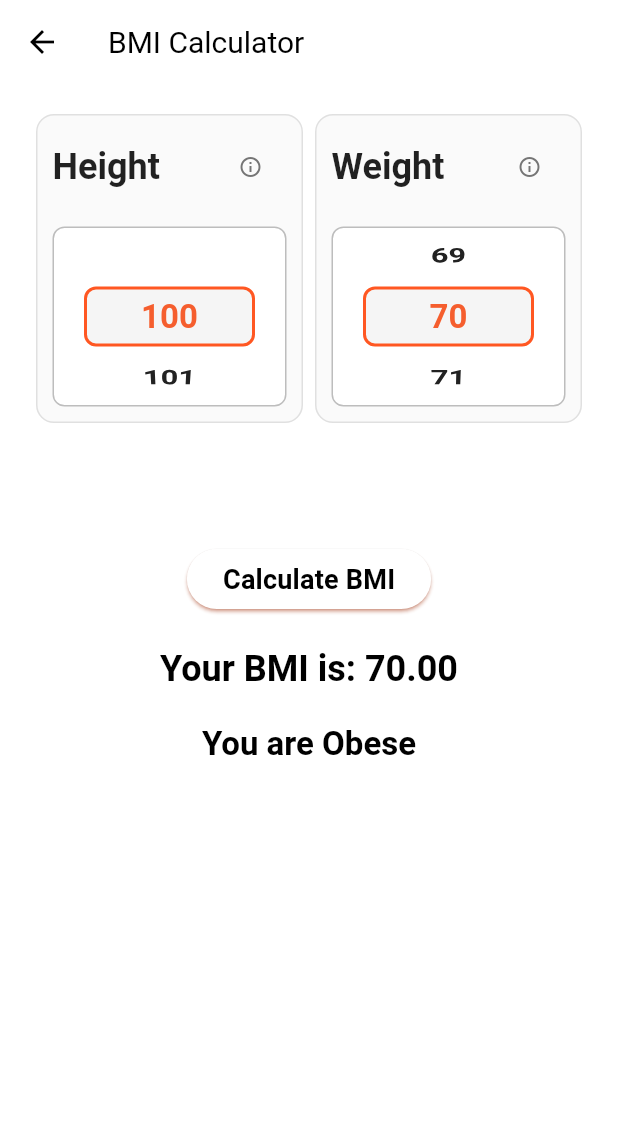
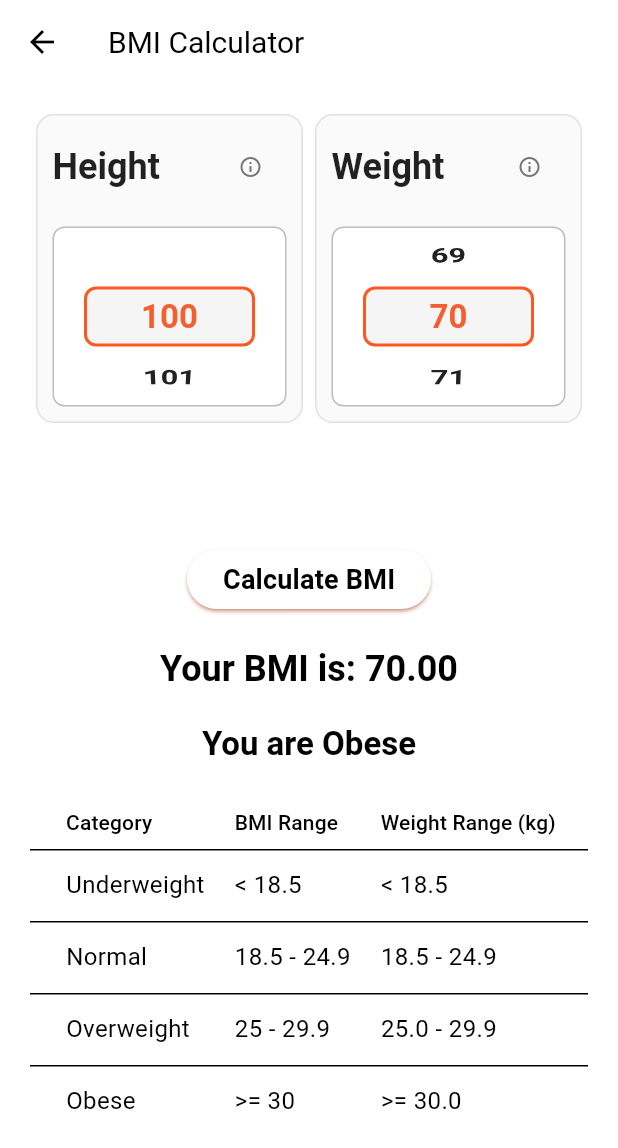
Before and after one commit to Alankoye1/planner_application, a Flutter app: the BmiScreen screen opened directly, after a tap on "Calculate BMI", on a phone screen of 412 x 824 dp. Shown: the top 1148 px of the screen. Run offline on Flutter 3.47's test engine with Material 3 defaults, Android fonts, the phone set to English and light mode, and no system bars; our stand-ins replace firebase_core, flutter_local_notifications, shared_preferences, timezone; accounts and stored records are empty.

Commit message:
feat: Add BMI category and weight range table to BmiScreen; implement dynamic calculation based on height input

```diff
--- a/lib/screens/bmi_screen.dart
+++ b/lib/screens/bmi_screen.dart
@@ -87,6 +87,60 @@ class _BmiScreenState extends State<BmiScreen> {
                 context,
               ).textTheme.headlineSmall?.copyWith(fontWeight: FontWeight.bold),
             ),
+            const SizedBox(height: 20),
+            AnimatedBuilder(
+              animation: heightController,
+              builder: (context, _) {
+                final hCm = double.tryParse(heightController.text) ?? 0;
+                final hM = hCm > 0 ? hCm / 100 : 0;
+                double wForBmi(double bmi) => hM == 0 ? 0 : bmi * hM * hM;
+
+                final uwMax = wForBmi(18.5);
+                final nMin = wForBmi(18.5);
+                final nMax = wForBmi(24.9);
+                final owMin = wForBmi(25);
+                final owMax = wForBmi(29.9);
+                final obMin = wForBmi(30);
+
+                String kg(num v) => v == 0 ? '-' : v.toStringAsFixed(1);
+
+                return SingleChildScrollView(
+                  scrollDirection: Axis.horizontal,
+                  child: DataTable(
+                    headingRowHeight: 36,
+                    dataRowMinHeight: 32,
+                    columnSpacing: 20,
+                    columns: const [
+                      DataColumn(label: Text('Category')),
+                      DataColumn(label: Text('BMI Range')),
+                      DataColumn(label: Text('Weight Range (kg)')),
+                    ],
+                    rows: [
+                      DataRow(cells: [
+                        const DataCell(Text('Underweight')),
+                        const DataCell(Text('< 18.5')),
+                        DataCell(Text('< ${kg(uwMax)}')),
+                      ]),
+                        DataRow(cells: [
+                        const DataCell(Text('Normal')),
+                        const DataCell(Text('18.5 - 24.9')),
+                        DataCell(Text('${kg(nMin)} - ${kg(nMax)}')),
+                      ]),
+                      DataRow(cells: [
+                        const DataCell(Text('Overweight')),
+                        const DataCell(Text('25 - 29.9')),
+                        DataCell(Text('${kg(owMin)} - ${kg(owMax)}')),
+                      ]),
+                      DataRow(cells: [
+                        const DataCell(Text('Obese')),
+                        const DataCell(Text('>= 30')),
+                        DataCell(Text('>= ${kg(obMin)}')),
+                      ]),
+                    ],
+                  ),
+                );
+              },
+            )
           ],
         ),
       ),
```
